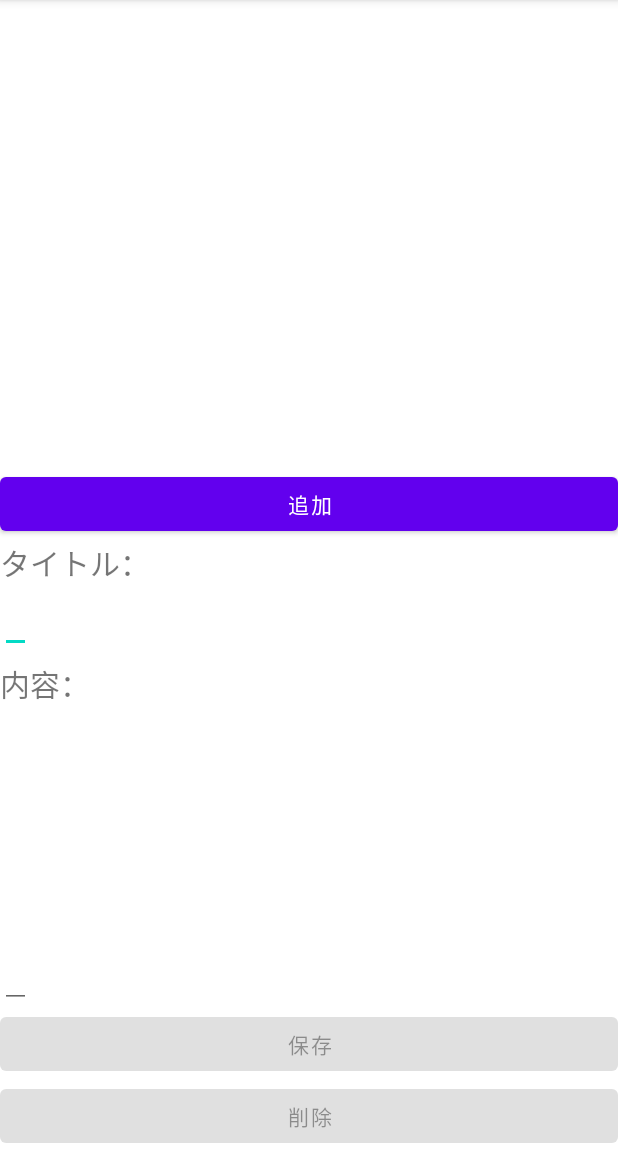
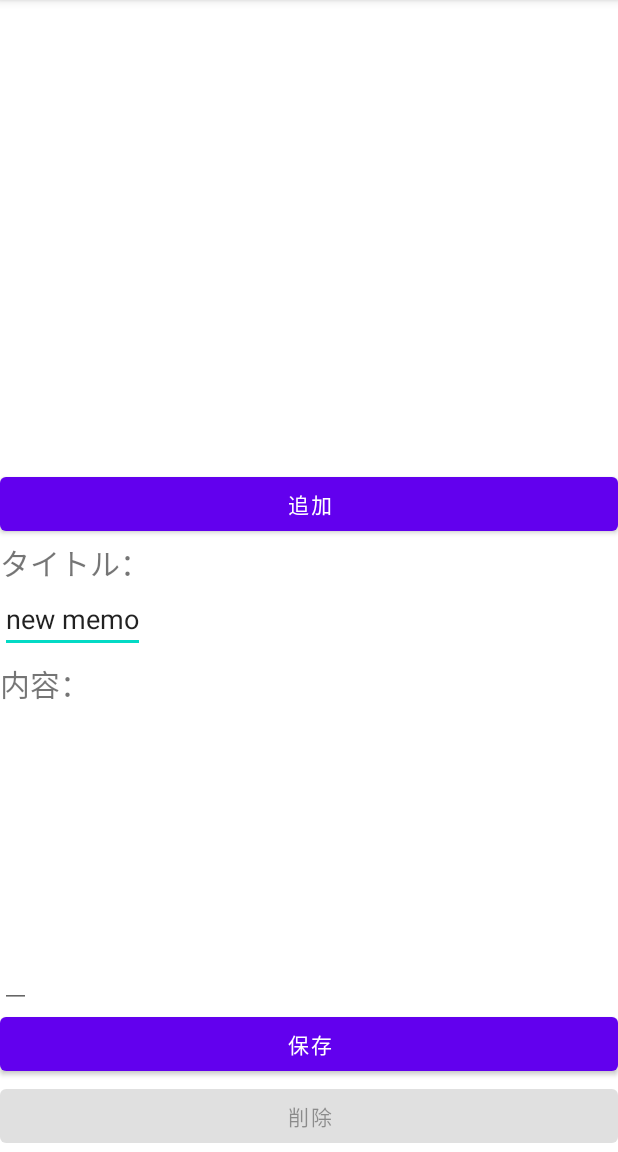
Before and after one commit to c011825019/MemoApplication, an Android app: the screen it shows after launch (MainActivity), after a tap on "追加", on a phone screen of 412 x 824 dp, the part 84-1236 px from its top. Run offline under Robolectric (Android 15) with nearby library versions, the phone set to English and light mode, and no system bars.

Commit message:
Add 保存機能

```diff
--- a/app/src/main/java/com/example/memoapplication/MainActivity.java
+++ b/app/src/main/java/com/example/memoapplication/MainActivity.java
@@ -2,13 +2,92 @@ package com.example.memoapplication;
 
 import androidx.appcompat.app.AppCompatActivity;
 
+import android.database.Cursor;
+import android.database.sqlite.SQLiteDatabase;
+import android.database.sqlite.SQLiteStatement;
 import android.os.Bundle;
+import android.view.View;
+import android.widget.Button;
+import android.widget.EditText;
+import android.widget.ListView;
+import android.widget.SimpleCursorAdapter;
 
 public class MainActivity extends AppCompatActivity {
+
+    Button btnSave;
+    Button btnDelete;
+    ListView lvMemoList = null;
+
 
     @Override
     protected void onCreate(Bundle savedInstanceState) {
         super.onCreate(savedInstanceState);
         setContentView(R.layout.activity_main);
+
+        btnSave = findViewById(R.id.btnSave);
+        btnDelete = findViewById(R.id.btnDelete);
+        lvMemoList = findViewById(R.id.lvMemoList);
+
+        memoListDisplay();
+    }
+
+    //追加ボタン
+    public void onAddButtonClick(View view) {
+
+        EditText etTitle = findViewById(R.id.etTitle);
+        etTitle.setText("new memo");
+        EditText etNote = findViewById(R.id.etNote);
+        etNote.setText("");
+        btnSave.setEnabled(true);
+
+    }
+
+    //保存ボタン
+    public void onSaveButtonClick(View view) {
+        EditText etNote = findViewById(R.id.etNote);
+        String note = etNote.getText().toString();
+
+        EditText etTitle = findViewById(R.id.etTitle);
+        String title = etTitle.getText().toString();
+
+        DetabaseHelper helper = new DetabaseHelper(MainActivity.this);
+        SQLiteDatabase db = helper.getWritableDatabase();
+
+        try {
+            String sqlInsert = "INSERT INTO notememo (name, note) VALUES (?, ?)";
+            SQLiteStatement stmt = db.compileStatement(sqlInsert);
+            stmt.bindString(1, title);
+            stmt.bindString(2, note);
+
+            stmt.executeInsert();
+        }
+        finally {
+            db.close();
+        }
+
+        etTitle.setText("");
+        etNote.setText("");
+        btnSave.setEnabled(false);
+        btnDelete.setEnabled(false);
+
+        memoListDisplay();
+    }
+
+    //メモリスト表示
+    private void memoListDisplay() {
+        DetabaseHelper helper = new DetabaseHelper(MainActivity.this);
+        SQLiteDatabase db = helper.getReadableDatabase();
+
+        try {
+            String sql = "SELECT _id, name FROM notememo";
+            Cursor cursor = db.rawQuery(sql, null);
+            String[] from = {"name"};
+            int[] to = {android.R.id.text2};
+            SimpleCursorAdapter simpleCursorAdapter = new SimpleCursorAdapter(this, android.R.layout.simple_list_item_1, cursor, from, to, 0);
+            lvMemoList.setAdapter(simpleCursorAdapter);
+        }
+        finally {
+            db.close();
+        }
     }
 }
```
